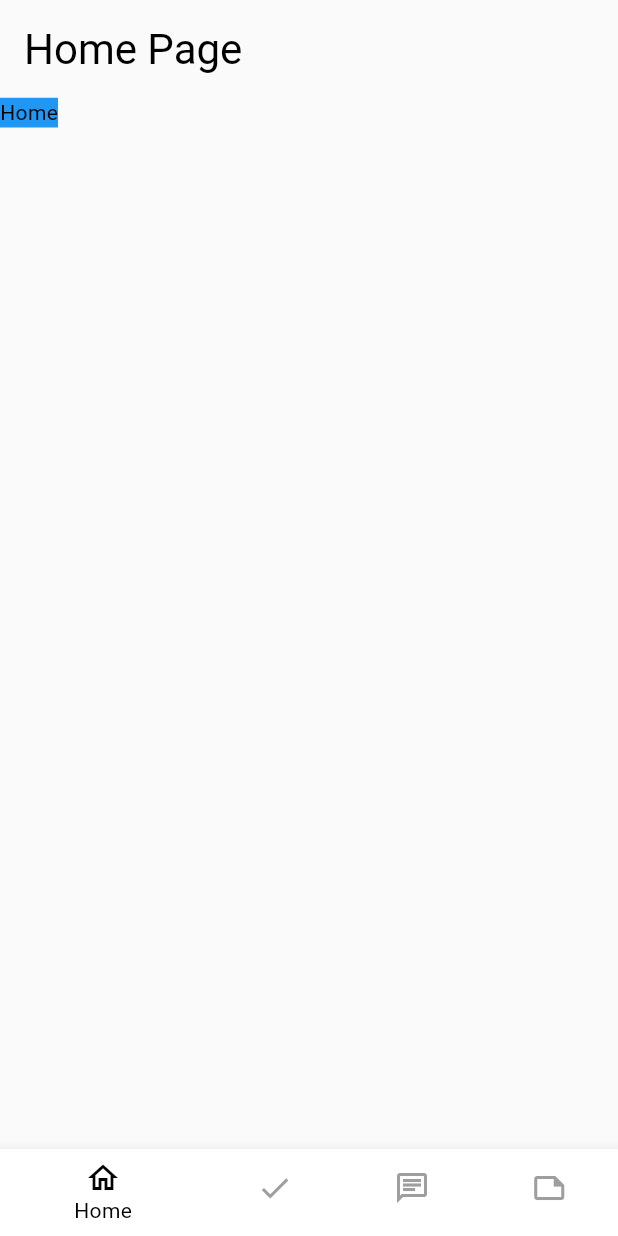
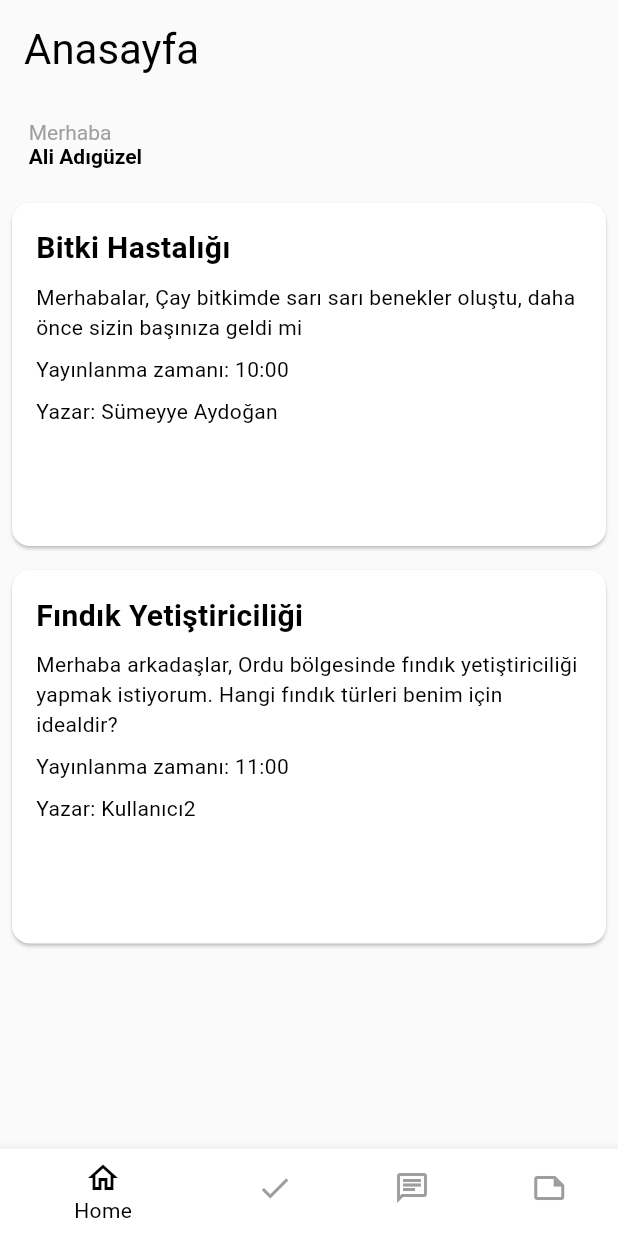
Before and after one commit to SumeyyeAydogan/agriculture_app, a Flutter app: the screen it shows after launch, on a phone screen of 412 x 824 dp. Run offline on Flutter 3.47's test engine with Material 3 defaults, Android fonts, the phone set to English and light mode, and no system bars; our stand-ins replace bloc, carousel_slider, equatable, flutter_bloc; missing offline and left inert: xml2json.

Commit message:
done home page ui and integrated chat gpt

```diff
--- a/lib/features/model/chat/message_model.dart
+++ b/lib/features/model/chat/message_model.dart
@@ -5,7 +5,7 @@ class MessageModel {
 
   bool isSenderGpt;
 
-  final String message;
+  String message;
 
   final DateTime? createdAt;
 
--- a/lib/features/view/bottom_nav_bar.dart
+++ b/lib/features/view/bottom_nav_bar.dart
@@ -25,18 +25,18 @@ void initState() {}
 
 class _BottomNavBarState extends State<BottomNavBar> with TickerProviderStateMixin {
   List<Widget?> screenList = [
-    const HomePage(),
+     HomePage(),
     const AllToDosPage(),
      ChatPage(),
     const NotesPage(),
   ];
   List<String> screenNameList = [
-    "Home Page",
-    "To Do Page",
-    "Chat Page",
-    "Notes Page",
+    "Anasayfa",
+    "Yapılacaklar",
+    "Chat GPT",
+    "Notlar",
   ];
-  String _currentPage = "Home Page";
+  String _currentPage = "Anasayfa";
   get currentPage => _currentPage;
 
   @override
--- a/lib/features/view/home_view.dart
+++ b/lib/features/view/home_view.dart
@@ -1,12 +1,142 @@
+import 'package:agriculture_app/core/extension/context_extension.dart';
+import 'package:carousel_slider/carousel_slider.dart';
 import 'package:flutter/material.dart';
 
 class HomePage extends StatelessWidget {
-  const HomePage({Key? key}) : super(key: key);
+  final List<Post> posts = [
+    // Örnek gönderi verileri
+    Post(title: 'Bitki Hastalığı', content: 'Merhabalar, Çay bitkimde sarı sarı benekler oluştu, daha önce sizin başınıza geldi mi', username: 'Sümeyye Aydoğan', timestamp: '10:00'),
+    Post(title: 'Fındık Yetiştiriciliği', content: 'Merhaba arkadaşlar, Ordu bölgesinde fındık yetiştiriciliği yapmak istiyorum. Hangi fındık türleri benim için idealdir?', username: 'Kullanıcı2', timestamp: '11:00'),
+    // Daha fazla gönderi ekleyebilirsiniz
+  ];
+
+  final photoList = [
+    "assets/images/image1.png",
+    "assets/images/image2.jpg",
+    "assets/images/image3.jpg",
+    "assets/images/image4.jpg",
+  ];
 
   @override
   Widget build(BuildContext context) {
-    return Scaffold(
-      body: Container(child: Text("Home"), color: Colors.blue,),
+    return Column(
+        children: [
+          Padding(padding: const EdgeInsets.all(15.0), child: topBarMenu()),
+          //buildSlider(),
+          ListView.builder(
+            shrinkWrap: true,
+            itemCount: posts.length,
+            itemBuilder: (context, index) {
+              return PostCard(post: posts[index]);
+            },
+          ),
+        ],
+    );
+  }
+
+  CarouselSlider buildSlider() {
+    return CarouselSlider(
+      options: CarouselOptions(enlargeCenterPage: true, autoPlay: true, viewportFraction: 0.9),
+      items: photoList.map<Widget>((index) {
+        return Builder(
+          builder: (BuildContext context) {
+            return Image.asset(
+              index.toString(),
+            );
+          },
+        );
+      }).toList(),
     );
   }
 }
+
+class Post {
+  final String title;
+  final String content;
+  final String username;
+  final String timestamp;
+
+  Post({required this.title, required this.content, required this.username, required this.timestamp});
+}
+
+class PostCard extends StatelessWidget {
+  final Post post;
+
+  PostCard({required this.post});
+
+  @override
+  Widget build(BuildContext context) {
+    return Card(
+      margin: EdgeInsets.all(8),
+      child: Padding(
+        padding: EdgeInsets.all(16),
+        child: Column(
+          crossAxisAlignment: CrossAxisAlignment.start,
+          children: <Widget>[
+            Text(post.title, style: TextStyle(fontSize: 20, fontWeight: FontWeight.bold)),
+            SizedBox(height: 8),
+            Text(post.content),
+            SizedBox(height: 8),
+            Text('Yayınlanma zamanı: ${post.timestamp}'),
+            SizedBox(height: 8),
+            Text('Yazar: ${post.username}'),
+            SizedBox(height: 16),
+            Row(
+              mainAxisAlignment: MainAxisAlignment.end,
+              children: <Widget>[
+                TextButton.icon(
+                  // Beğeni butonu
+                  icon: Icon(Icons.thumb_up),
+                  label: Text('Beğen'),
+                  onPressed: () {
+                    // Beğeni işlemi
+                  },
+                ),
+                TextButton.icon(
+                  // Yorum butonu
+                  icon: Icon(Icons.comment),
+                  label: Text('Yorum Yap'),
+                  onPressed: () {
+                    // Yorum yapma işlemi
+                  },
+                ),
+              ],
+            ),
+          ],
+        ),
+      ),
+    );
+  }
+}
+
+class topBarMenu extends StatefulWidget {
+  const topBarMenu({
+    Key? key,
+  }) : super(key: key);
+
+  @override
+  State<topBarMenu> createState() => _topBarMenuState();
+}
+
+class _topBarMenuState extends State<topBarMenu> {
+  @override
+  Widget build(BuildContext context) {
+    return Row(children: [
+      //Image.asset('assets/images/pp_mini.png'),
+      SizedBox(width: context.width * 0.01),
+      Row(
+        children: [
+          RichText(
+            text: const TextSpan(
+              text: 'Merhaba\n',
+              style: TextStyle(color: Colors.grey),
+              children: <TextSpan>[
+                TextSpan(text: 'Ali Adıgüzel', style: TextStyle(fontWeight: FontWeight.bold, color: Colors.black)),
+              ],
+            ),
+          )
+        ],
+      ),
+    ]);
+  }
+}
--- a/lib/product/widget/message_item.dart
+++ b/lib/product/widget/message_item.dart
@@ -46,7 +46,11 @@ class MessageItem extends StatelessWidget {
                       color: context.theme.colorScheme.primary,
                       borderRadius: const BorderRadius.only(topLeft: Radius.circular(20), topRight: Radius.circular(20), bottomLeft: Radius.circular(20))
                     ),
-                    child: Text(state.messages[index].message, style: const TextStyle(color: Colors.white),),
+                    child: Text(
+                      state.messages[index].message,
+                      style: const TextStyle(color: Colors.white),
+                      maxLines: null,
+                      ),
                   ),
                 ),
               ],
--- a/pubspec.yaml
+++ b/pubspec.yaml
@@ -42,6 +42,8 @@ dependencies:
   intl: ^0.19.0
   xml2json: ^6.2.2
   http: ^1.1.2
+  carousel_slider: ^4.2.1
+  json_annotation: ^4.8.1
 
 dev_dependencies:
   flutter_test:
@@ -53,6 +55,7 @@ dev_dependencies:
   # package. See that file for information about deactivating specific lint
   # rules and activating additional ones.
   flutter_lints: ^2.0.0
+  json_serializable: ^6.7.1
 
 # For information on the generic Dart part of this file, see the
 # following page: https://dart.dev/tools/pub/pubspec
@@ -67,7 +70,7 @@ flutter:
 
   # To add assets to your application, add an assets section, like this:
   # assets:
-  #   - images/a_dot_burr.jpeg
+  #   - assets/images/
   #   - images/a_dot_ham.jpeg
 
   # An image asset can refer to one or more resolution-specific "variants", see
```
Also changed, not shown: lib/features/cubit/chat/chat_cubit.dart (+24 -8 lines), lib/features/cubit/home/home_cubit.dart (added, +28 -0 lines), lib/features/cubit/home/home_state.dart (added, +27 -0 lines), lib/features/model/home/home_page_ads_model.dart (added, +20 -0 lines), lib/product/service/chat/chatting_manager.dart (+25 -15 lines), lib/product/widget/post.dart (added, +75 -0 lines), lib/product/widget/post_model.dart (added, +12 -0 lines), lib/assets/images/images1.png (added), lib/assets/images/images2.jpg (added), lib/assets/images/images3.jpg (added), lib/assets/images/images4.jpg (added), lib/features/model/home/home_page_ads_model.g.dart (added), pubspec.lock.
